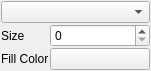
The window that src/DAGui/ChartSetting/DAChartSymbolEditWidget.ui (czyt1988/data-workbench) describes before a commit, drawn with Qt 5.
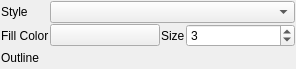
The same window after the commit. Custom widgets are drawn as their Qt base class.

Commit message: 添加scatter的设置，修正了PenEdit的一些bug

The edit to the form file:
```diff
--- a/src/DAGui/ChartSetting/DAChartSymbolEditWidget.ui
+++ b/src/DAGui/ChartSetting/DAChartSymbolEditWidget.ui
@@ -6,8 +6,8 @@
    <rect>
     <x>0</x>
     <y>0</y>
-    <width>151</width>
-    <height>67</height>
+    <width>296</width>
+    <height>68</height>
    </rect>
   </property>
   <property name="windowTitle">
@@ -29,34 +29,36 @@
    <property name="spacing">
     <number>1</number>
    </property>
-   <item row="0" column="0" colspan="2">
-    <widget class="QComboBox" name="comboBoxSymbolStyle"/>
+   <item row="1" column="1" colspan="3">
+    <widget class="DA::DAChartSymbolComboBox" name="comboBoxSymbolStyle"/>
    </item>
-   <item row="1" column="0">
-    <widget class="QLabel" name="label">
-     <property name="text">
-      <string>Size</string>
-     </property>
-    </widget>
-   </item>
-   <item row="1" column="1">
-    <widget class="QSpinBox" name="spinBoxSize">
-     <property name="sizePolicy">
-      <sizepolicy hsizetype="Expanding" vsizetype="Fixed">
-       <horstretch>0</horstretch>
-       <verstretch>0</verstretch>
-      </sizepolicy>
-     </property>
-    </widget>
-   </item>
-   <item row="2" column="0">
+   <item row="3" column="0">
     <widget class="QLabel" name="label_2">
      <property name="text">
       <string>Fill Color</string>
      </property>
     </widget>
    </item>
-   <item row="2" column="1">
+   <item row="3" column="3">
+    <widget class="QSpinBox" name="spinBoxSize">
+     <property name="sizePolicy">
+      <sizepolicy hsizetype="Expanding" vsizetype="Fixed">
+       <horstretch>0</horstretch>
+       <verstretch>0</verstretch>
+      </sizepolicy>
+     </property>
+     <property name="minimum">
+      <number>1</number>
+     </property>
+     <property name="maximum">
+      <number>300</number>
+     </property>
+     <property name="value">
+      <number>3</number>
+     </property>
+    </widget>
+   </item>
+   <item row="3" column="1">
     <widget class="DA::DAColorPickerButton" name="pushButtonColor">
      <property name="sizePolicy">
       <sizepolicy hsizetype="Expanding" vsizetype="Fixed">
@@ -69,6 +71,43 @@
      </property>
     </widget>
    </item>
+   <item row="1" column="0">
+    <widget class="QLabel" name="label_3">
+     <property name="text">
+      <string>Style</string>
+     </property>
+    </widget>
+   </item>
+   <item row="3" column="2">
+    <widget class="QLabel" name="label">
+     <property name="text">
+      <string>Size</string>
+     </property>
+    </widget>
+   </item>
+   <item row="4" column="0">
+    <widget class="QLabel" name="label_4">
+     <property name="text">
+      <string>Outline</string>
+     </property>
+    </widget>
+   </item>
+   <item row="4" column="1" colspan="3">
+    <widget class="DA::DAPenEditWidget" name="penEditWidget" native="true">
+     <property name="sizePolicy">
+      <sizepolicy hsizetype="Preferred" vsizetype="Preferred">
+       <horstretch>0</horstretch>
+       <verstretch>0</verstretch>
+      </sizepolicy>
+     </property>
+     <property name="minimumSize">
+      <size>
+       <width>20</width>
+       <height>20</height>
+      </size>
+     </property>
+    </widget>
+   </item>
   </layout>
  </widget>
  <customwidgets>
@@ -77,6 +116,17 @@
    <extends>QPushButton</extends>
    <header>DAColorPickerButton.h</header>
   </customwidget>
+  <customwidget>
+   <class>DA::DAPenEditWidget</class>
+   <extends>QWidget</extends>
+   <header>DAPenEditWidget.h</header>
+   <container>1</container>
+  </customwidget>
+  <customwidget>
+   <class>DA::DAChartSymbolComboBox</class>
+   <extends>QComboBox</extends>
+   <header>DAChartSymbolComboBox.h</header>
+  </customwidget>
  </customwidgets>
  <resources/>
  <connections/>
```
The commit also changes 27 other files.
